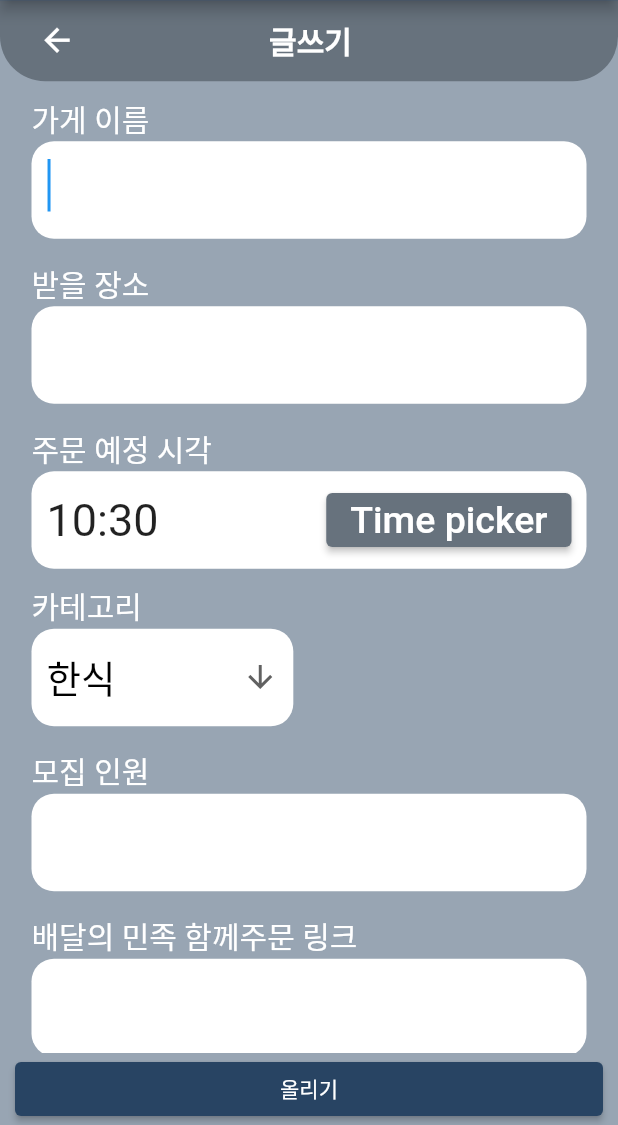
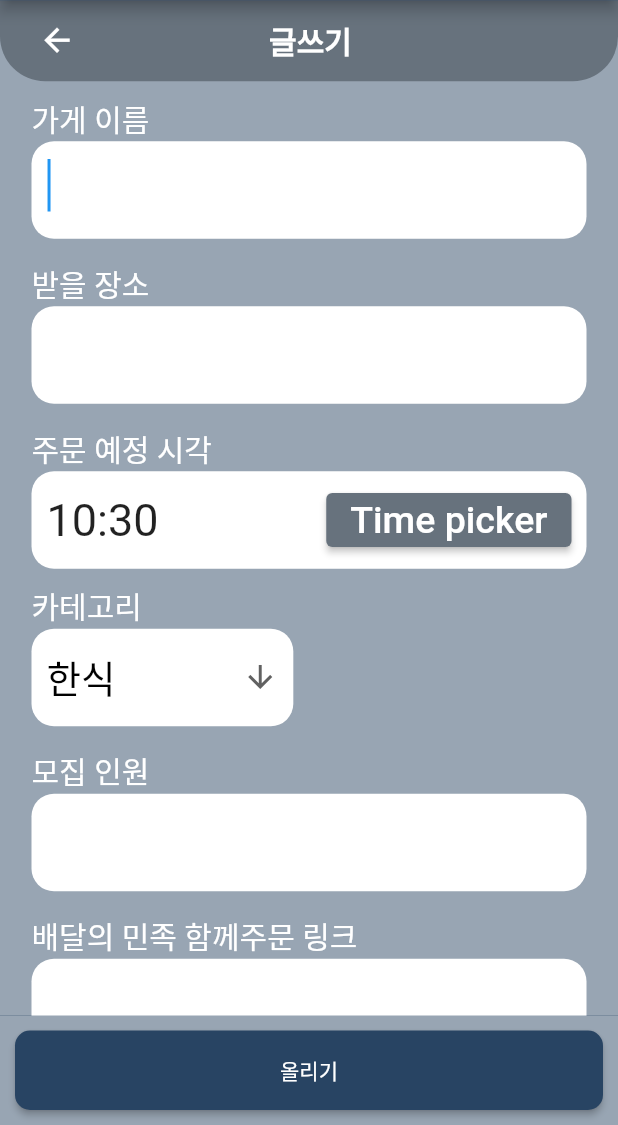
Before and after one commit to Seo-Yegyeong/delivery_together, a Flutter app: the WritePage screen opened directly, on a phone screen of 412 x 824 dp, the part 111-1236 px from its top. Run offline on Flutter 3.47's test engine with Material 2 defaults, Android fonts, the phone set to English and light mode, and no system bars; our stand-ins replace cloud_firestore, firebase_auth, firebase_core, get, google_sign_in, logger; accounts and stored records are empty.

Commit message:
[STYLE] change some styles.

```diff
--- a/lib/write_order.dart
+++ b/lib/write_order.dart
@@ -46,13 +46,18 @@ class _WritePageState extends State<WritePage> {
       bottomNavigationBar: Container(
         decoration: BoxDecoration(color: Color(0xFF98A5B3)),
         child: Padding(
-          padding: EdgeInsets.symmetric(horizontal: 10),
+          padding: EdgeInsets.symmetric(horizontal: 10, vertical: 10),
           child: ElevatedButton(
             child: Text('올리기'),
-            style: ButtonStyle(
-                backgroundColor: MaterialStateProperty.resolveWith(
-                    (color) => Color(0xFF284463))),
-
+            style: ElevatedButton.styleFrom(
+              backgroundColor: Color(0xFF284463),
+          shape: RoundedRectangleBorder(
+            borderRadius: BorderRadius.circular(10.0),
+          ),
+          padding: const EdgeInsets.symmetric(
+            vertical: 16.0,
+          ),
+        ),
             onPressed: () async {
               final form = _formKey.currentState;
               if (form != null && form.validate()) {
```
